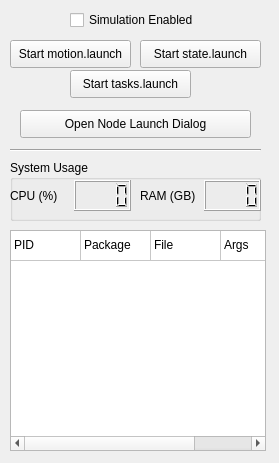
The window that landside/catkin_ws/src/gui/resource/CVLaunchWidget.ui (DukeRobotics/robosub-ros) describes before a commit, drawn with Qt 5.
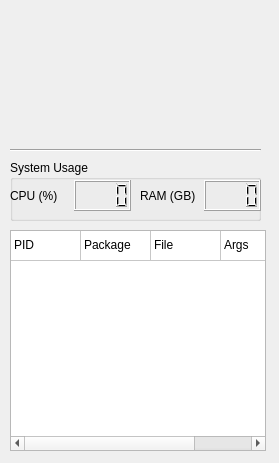
The same window after the commit.

Commit message: Updated CVLaunchWidget.ui and cv_launcg_widget.py—still need work

```diff
--- a/landside/catkin_ws/src/gui/resource/CVLaunchWidget.ui
+++ b/landside/catkin_ws/src/gui/resource/CVLaunchWidget.ui
@@ -13,83 +13,7 @@
   <property name="windowTitle">
    <string>Form</string>
   </property>
-  <widget class="QPushButton" name="motion_button">
-   <property name="geometry">
-    <rect>
-     <x>10</x>
-     <y>40</y>
-     <width>121</width>
-     <height>28</height>
-    </rect>
-   </property>
-   <property name="text">
-    <string>Start motion.launch</string>
-   </property>
-   <property name="checkable">
-    <bool>false</bool>
-   </property>
-  </widget>
-  <widget class="QCheckBox" name="simulation_check_box">
-   <property name="geometry">
-    <rect>
-     <x>70</x>
-     <y>10</y>
-     <width>141</width>
-     <height>20</height>
-    </rect>
-   </property>
-   <property name="text">
-    <string>Simulation Enabled</string>
-   </property>
-   <property name="checked">
-    <bool>false</bool>
-   </property>
-  </widget>
-  <widget class="QPushButton" name="state_button">
-   <property name="geometry">
-    <rect>
-     <x>140</x>
-     <y>40</y>
-     <width>121</width>
-     <height>28</height>
-    </rect>
-   </property>
-   <property name="text">
-    <string>Start state.launch</string>
-   </property>
-   <property name="checkable">
-    <bool>false</bool>
-   </property>
-  </widget>
-  <widget class="QPushButton" name="tasks_button">
-   <property name="geometry">
-    <rect>
-     <x>70</x>
-     <y>70</y>
-     <width>121</width>
-     <height>28</height>
-    </rect>
-   </property>
-   <property name="text">
-    <string>Start tasks.launch</string>
-   </property>
-   <property name="checkable">
-    <bool>false</bool>
-   </property>
-  </widget>
-  <widget class="QPushButton" name="launch_dialog_button">
-   <property name="geometry">
-    <rect>
-     <x>20</x>
-     <y>110</y>
-     <width>231</width>
-     <height>28</height>
-    </rect>
-   </property>
-   <property name="text">
-    <string>Open Node Launch Dialog</string>
-   </property>
-  </widget>
+
   <widget class="Line" name="line">
    <property name="geometry">
     <rect>
```
Left out of the diff: 1 changed line with no effect on the pictures. The commit also changes 1 other file.
